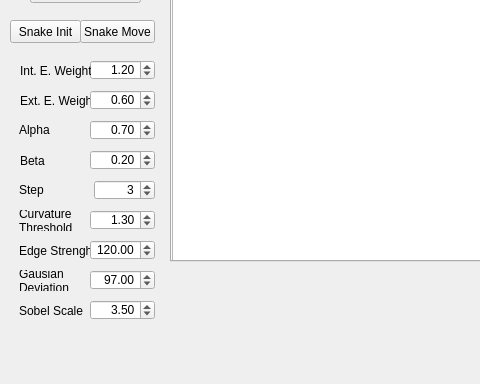
First picture: the form in mainwindow.ui, repository lukassos/bc_duhovka, before the edit; both pictures show x 0 to 480 and y 217 to 601 of the 740 by 601 pixel window.
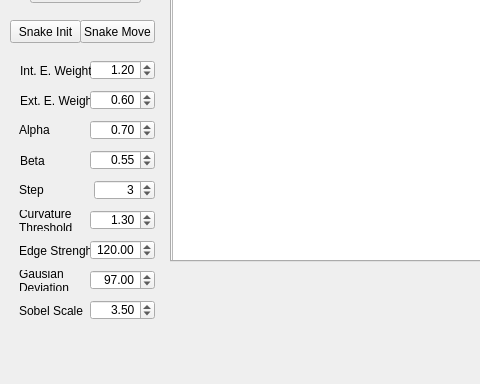
Second picture: the form after the edit.

The edit to the form file:
```diff
--- a/mainwindow.ui
+++ b/mainwindow.ui
@@ -2340,7 +2340,7 @@
        <double>0.010000000000000</double>
       </property>
       <property name="value">
-       <double>0.200000000000000</double>
+       <double>0.550000000000000</double>
       </property>
      </widget>
      <widget class="QLabel" name="label_snake_beta">
```
